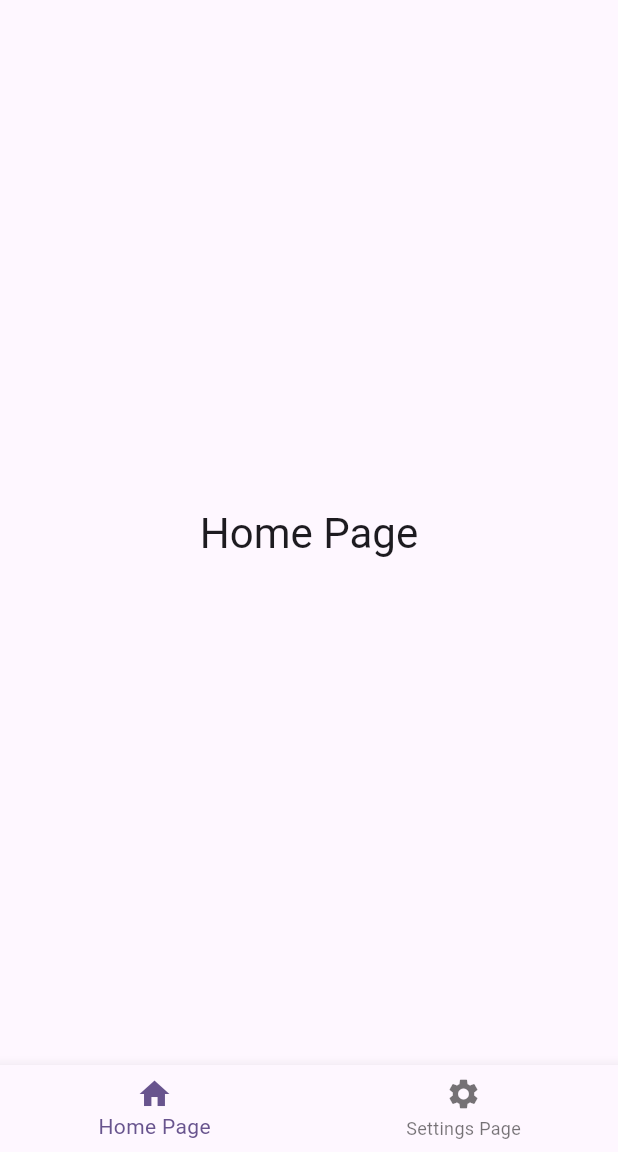
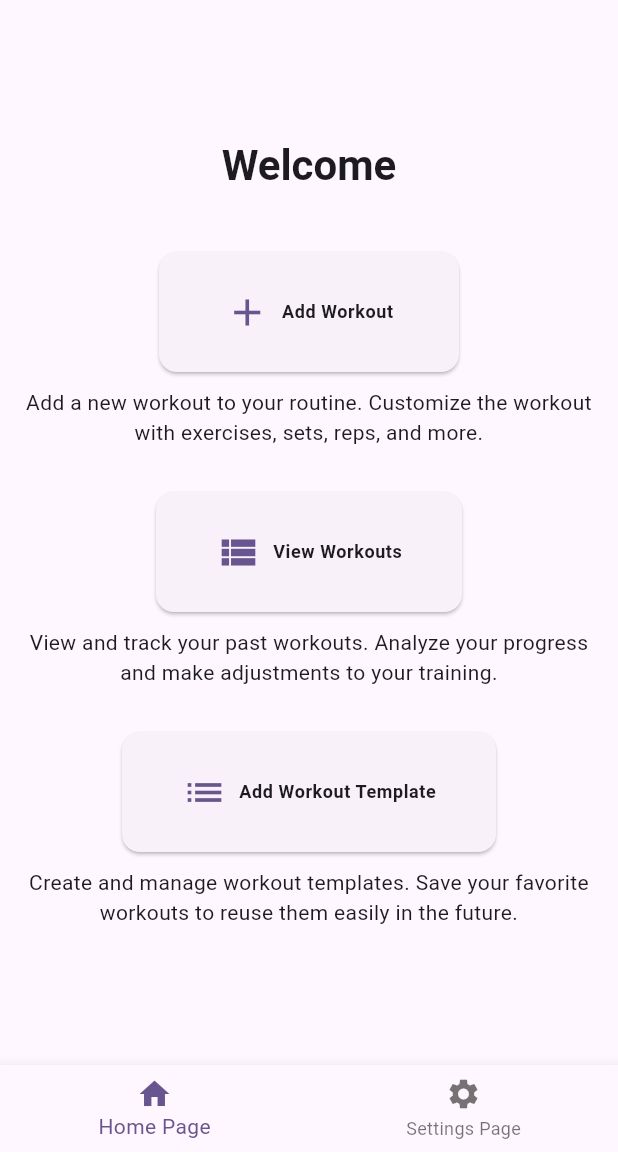
Before and after one commit to Krizu9/flutter-GymDiary, a Flutter app: the screen it shows after launch, on a phone screen of 412 x 824 dp, the part 84-1236 px from its top. Run offline on Flutter 3.47's test engine with Material 3 defaults, Android fonts, the phone set to English and light mode, and no system bars; generated files the repository leaves out were written again.

Commit message:
reordering pages and trying to construct the structure of the app

```diff
--- a/lib/l10n/app_en.arb
+++ b/lib/l10n/app_en.arb
@@ -4,5 +4,15 @@
   "gymDiary": "GymDiary",
   "settingsPage": "Settings Page",
   "english": "English",
-  "finnish": "Finnish"
+  "finnish": "Finnish",
+  "workoutAddPage": "Add Workout",
+  "workoutViewPage": "View Workouts",
+  "workoutTemplatePage": "Add Workout Template",
+  "workouts": "Workouts",
+  "welcome": "Welcome",
+  "addWorkout": "Add Workout",
+  "workoutAddDescription": "Add a new workout to your routine. Customize the workout with exercises, sets, reps, and more.",
+  "workoutViewDescription": "View and track your past workouts. Analyze your progress and make adjustments to your training.",
+  "workoutTemplateDescription": "Create and manage workout templates. Save your favorite workouts to reuse them easily in the future."
+
 }
--- a/lib/main.dart
+++ b/lib/main.dart
@@ -65,16 +65,19 @@
   int _selectedIndex = 0;
 
   final List<Widget> _pages = [
-    const HomePage(),
+    const WorkoutHomePage(),
     const SettingsPage(),
+    const WorkoutHomePage(),
   ];
 
   void _onItemTapped(int index) {
     setState(() {
       _selectedIndex = index;
+      debugPrint("Selected index: $_selectedIndex");
     });
   }
 
+  @override
   @override
   Widget build(BuildContext context) {
     return Scaffold(
--- a/lib/screens/home_page.dart
+++ b/lib/screens/home_page.dart
@@ -1,16 +1,125 @@
 import 'package:flutter/material.dart';
 import 'package:flutter_gen/gen_l10n/app_localizations.dart';
+import 'package:gymdiary/screens/workoutpages/workout_add_page.dart';
+import 'package:gymdiary/screens/workoutpages/workout_view_page.dart';
+import 'package:gymdiary/screens/workoutpages/workout_template_page.dart';
 
-class HomePage extends StatelessWidget {
-  const HomePage({super.key});
+class WorkoutHomePage extends StatelessWidget {
+  const WorkoutHomePage({super.key});
 
   @override
   Widget build(BuildContext context) {
-    return Center(
-      child: Text(
-        AppLocalizations.of(context)!.homePage,
-        style: Theme.of(context).textTheme.headlineMedium,
+    return Scaffold(
+      body: Padding(
+        padding: const EdgeInsets.symmetric(horizontal: 16.0, vertical: 24.0),
+        child: Center(
+          child: SingleChildScrollView(
+            child: Column(
+              mainAxisAlignment: MainAxisAlignment.center,
+              children: [
+                Text(
+                  AppLocalizations.of(context)!.welcome,
+                  style: Theme.of(context).textTheme.headlineMedium?.copyWith(
+                        fontWeight: FontWeight.bold,
+                        color: Theme.of(context).colorScheme.onBackground,
+                      ),
+                  textAlign: TextAlign.center,
+                ),
+                const SizedBox(height: 40),
+
+                _buildWorkoutButton(
+                  context,
+                  icon: Icons.add,
+                  label: AppLocalizations.of(context)!.workoutAddPage,
+                  description:
+                      AppLocalizations.of(context)!.workoutAddDescription,
+                  onPressed: () {
+                    Navigator.push(
+                      context,
+                      MaterialPageRoute(
+                        builder: (context) => const WorkoutAddPage(),
+                      ),
+                    );
+                  },
+                ),
+                const SizedBox(height: 30),
+
+                _buildWorkoutButton(
+                  context,
+                  icon: Icons.view_list,
+                  label: AppLocalizations.of(context)!.workoutViewPage,
+                  description:
+                      AppLocalizations.of(context)!.workoutViewDescription,
+                  onPressed: () {
+                    Navigator.push(
+                      context,
+                      MaterialPageRoute(
+                        builder: (context) => const WorkoutViewPage(),
+                      ),
+                    );
+                  },
+                ),
+                const SizedBox(height: 30),
+
+                _buildWorkoutButton(
+                  context,
+                  icon: Icons.list,
+                  label: AppLocalizations.of(context)!.workoutTemplatePage,
+                  description:
+                      AppLocalizations.of(context)!.workoutTemplateDescription,
+                  onPressed: () {
+                    Navigator.push(
+                      context,
+                      MaterialPageRoute(
+                        builder: (context) => const WorkoutTemplatePage(),
+                      ),
+                    );
+                  },
+                ),
+              ],
+            ),
+          ),
+        ),
       ),
     );
   }
+
+  Widget _buildWorkoutButton(
+    BuildContext context, {
+    required IconData icon,
+    required String label,
+    required String description,
+    required VoidCallback onPressed,
+  }) {
+    return Column(
+      children: [
+        ElevatedButton.icon(
+          onPressed: onPressed,
+          icon: Icon(icon, size: 30),
+          label: Text(
+            label,
+            style: Theme.of(context).textTheme.bodySmall?.copyWith(
+                  fontWeight: FontWeight.bold,
+                ),
+          ),
+          style: ElevatedButton.styleFrom(
+            padding: const EdgeInsets.symmetric(vertical: 20, horizontal: 40),
+            minimumSize: const Size(200, 80),
+            shape: RoundedRectangleBorder(
+              borderRadius: BorderRadius.circular(12),
+            ),
+          ),
+        ),
+        const SizedBox(height: 10),
+        Text(
+          description,
+          style: Theme.of(context).textTheme.bodyMedium?.copyWith(
+                color: Theme.of(context).colorScheme.onBackground,
+                fontSize: 14,
+              ),
+          textAlign: TextAlign.center,
+        ),
+      ],
+    );
+  }
 }
```
Also changed, not shown: lib/l10n/app_fi.arb (+11 -1 lines), lib/screens/workoutpages/workout_add_page.dart (added, +30 -0 lines), lib/screens/workoutpages/workout_template_page.dart (added, +30 -0 lines), lib/screens/workoutpages/workout_view_page.dart (added, +23 -0 lines).
